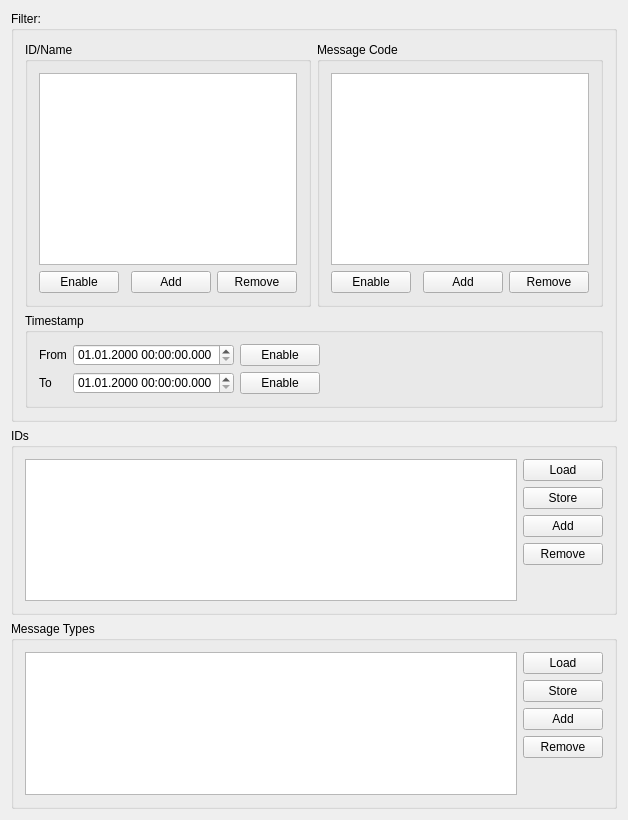
Old version of the form R_Visualizer/MessageConfig/messageconfig.ui in the repository NeverKnewTheName/R_Visualizer.
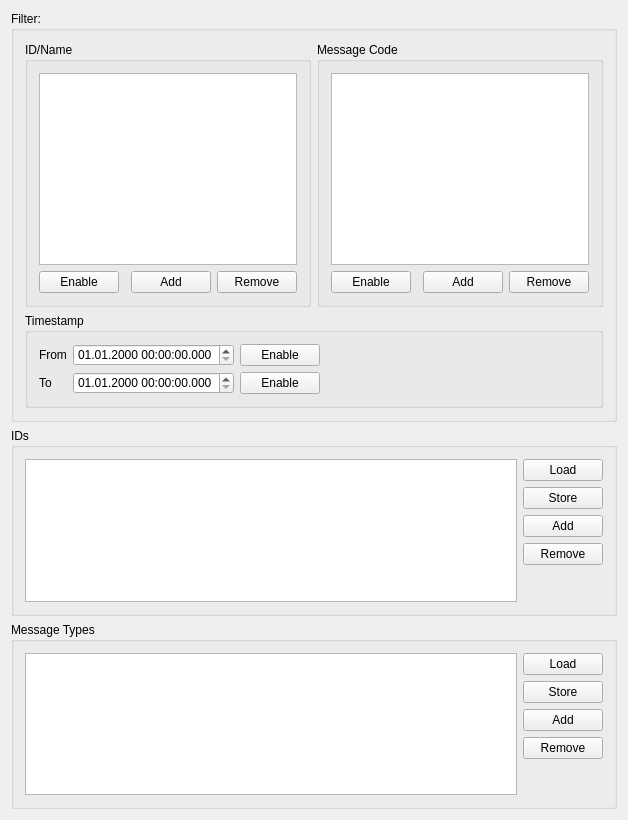
New version of the form.

What changed in the file:
```diff
--- a/R_Visualizer/MessageConfig/messageconfig.ui
+++ b/R_Visualizer/MessageConfig/messageconfig.ui
@@ -288,6 +288,12 @@
    </item>
    <item>
     <widget class="QGroupBox" name="groupBox_9">
+     <property name="sizePolicy">
+      <sizepolicy hsizetype="Preferred" vsizetype="Preferred">
+       <horstretch>0</horstretch>
+       <verstretch>1</verstretch>
+      </sizepolicy>
+     </property>
      <property name="title">
       <string>IDs</string>
      </property>
@@ -360,6 +366,12 @@
    </item>
    <item>
     <widget class="QGroupBox" name="groupBox_10">
+     <property name="sizePolicy">
+      <sizepolicy hsizetype="Preferred" vsizetype="Preferred">
+       <horstretch>0</horstretch>
+       <verstretch>1</verstretch>
+      </sizepolicy>
+     </property>
      <property name="title">
       <string>Message Types</string>
      </property>
```
Left out of the diff: 9 changed lines with no effect on the pictures.
